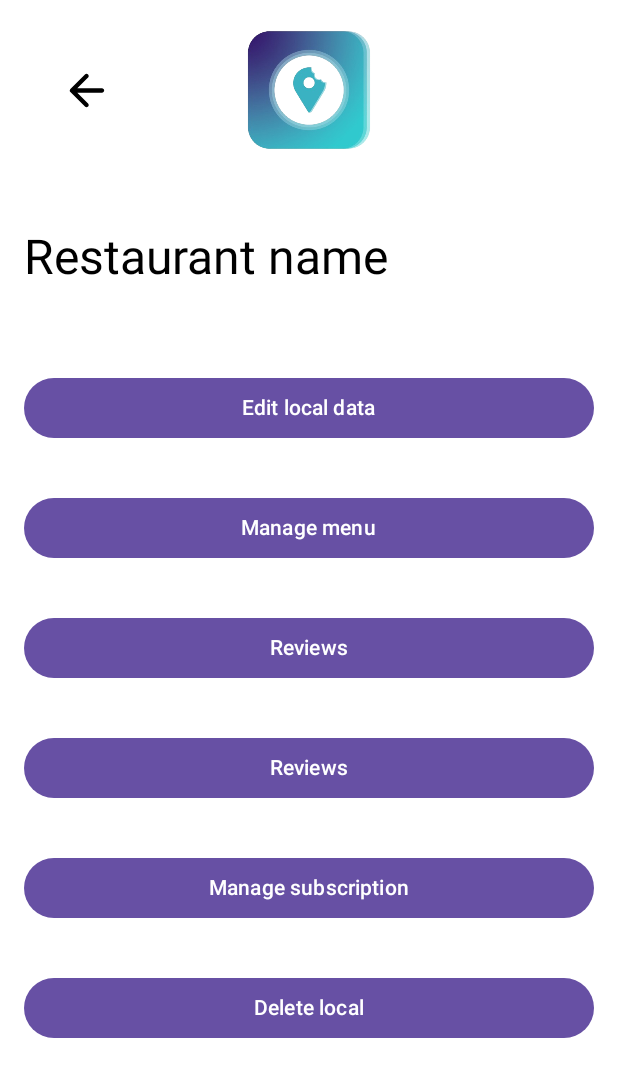
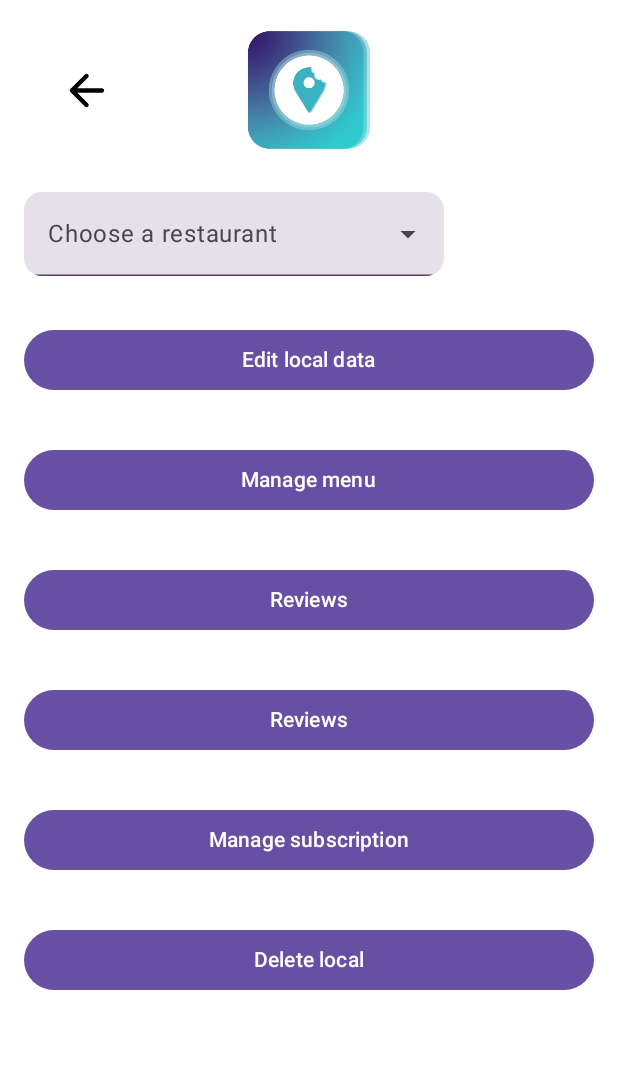
Before and after one commit to Reservant-inc/reservant-mobile, an Android app built with Jetpack Compose: the @Preview function PreviewManage, on a phone screen of 412 x 824 dp. Shown: the top 1077 px of the screen. Run offline under Robolectric (Android 15) with nearby library versions, the phone set to English and light mode, and no system bars.

Commit message:
Changed restaurant choose type to dropdown

```diff
--- a/app/src/main/java/com/example/reservant_mobile/ui/activities/RestaurantManagementActivity.kt
+++ b/app/src/main/java/com/example/reservant_mobile/ui/activities/RestaurantManagementActivity.kt
@@ -4,12 +4,17 @@ import androidx.compose.foundation.layout.Arrangement
 import androidx.compose.foundation.layout.Column
 import androidx.compose.foundation.layout.Spacer
 import androidx.compose.foundation.layout.fillMaxSize
+import androidx.compose.foundation.layout.fillMaxWidth
 import androidx.compose.foundation.layout.padding
 import androidx.compose.foundation.rememberScrollState
 import androidx.compose.foundation.verticalScroll
 import androidx.compose.material3.MaterialTheme
 import androidx.compose.material3.Text
 import androidx.compose.runtime.Composable
+import androidx.compose.runtime.getValue
+import androidx.compose.runtime.mutableStateOf
+import androidx.compose.runtime.remember
+import androidx.compose.runtime.setValue
 import androidx.compose.ui.Alignment
 import androidx.compose.ui.Modifier
 import androidx.compose.ui.res.stringResource
@@ -18,11 +23,15 @@ import androidx.compose.ui.unit.dp
 import androidx.navigation.NavHostController
 import androidx.navigation.compose.rememberNavController
 import com.example.reservant_mobile.R
+import com.example.reservant_mobile.ui.components.DropdownMenuBox
 import com.example.reservant_mobile.ui.components.LogoWithReturn
 import com.example.reservant_mobile.ui.components.UserButton
 
 @Composable
 fun RestaurantManagementActivity(navController: NavHostController) {
+
+    var restaurants = listOf("Restaurant 1", "Restaurant 2")
+    var selectedRestaurant by remember { mutableStateOf("Choose a restaurant") }
 
     Column(
         modifier = Modifier
@@ -34,13 +43,23 @@ fun RestaurantManagementActivity(navController: NavHostController) {
     ) {
         LogoWithReturn(navController)
 
-        Text(
-            text = "Restaurant name",
-            style = MaterialTheme.typography.headlineLarge,
-            modifier = Modifier
-            .padding(top = 32.dp)
-            .padding(bottom = 32.dp)
+
+        DropdownMenuBox(
+            label = selectedRestaurant,
+            itemsList = restaurants,
+            onItemSelected = {
+
+            },
+            modifier = Modifier.fillMaxWidth()
         )
+
+//        Text(
+//            text = "Restaurant name",
+//            style = MaterialTheme.typography.headlineLarge,
+//            modifier = Modifier
+//            .padding(top = 32.dp)
+//            .padding(bottom = 32.dp)
+//        )
 
         UserButton(
             label = stringResource(R.string.label_management_edit_local_data),
```
